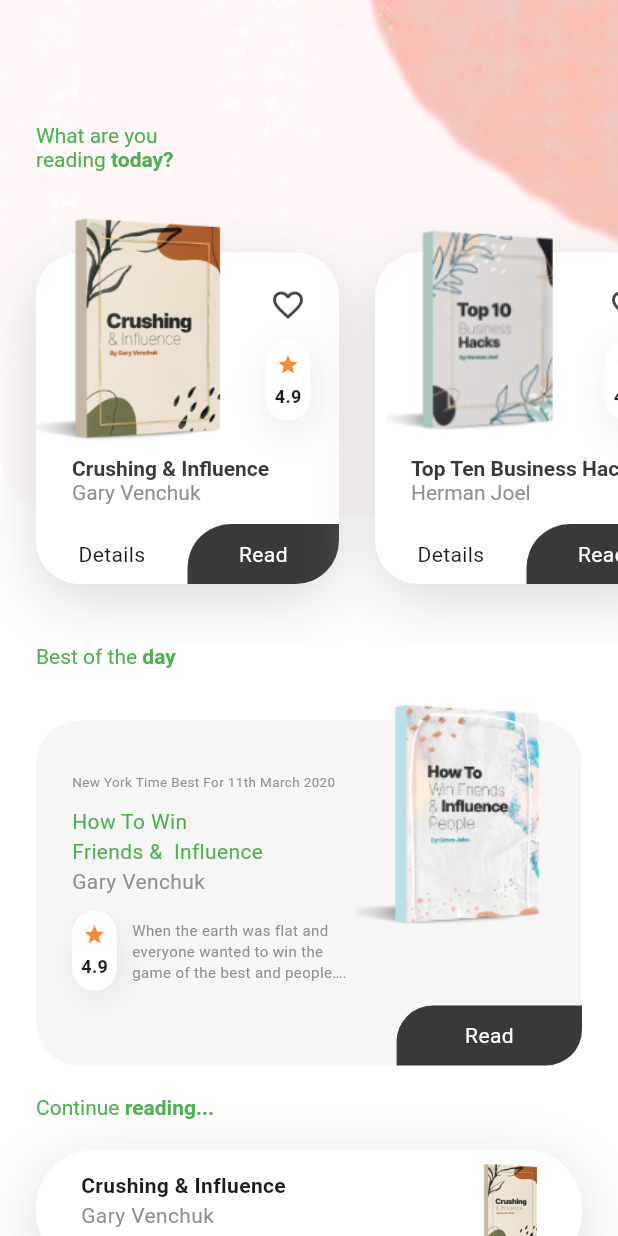
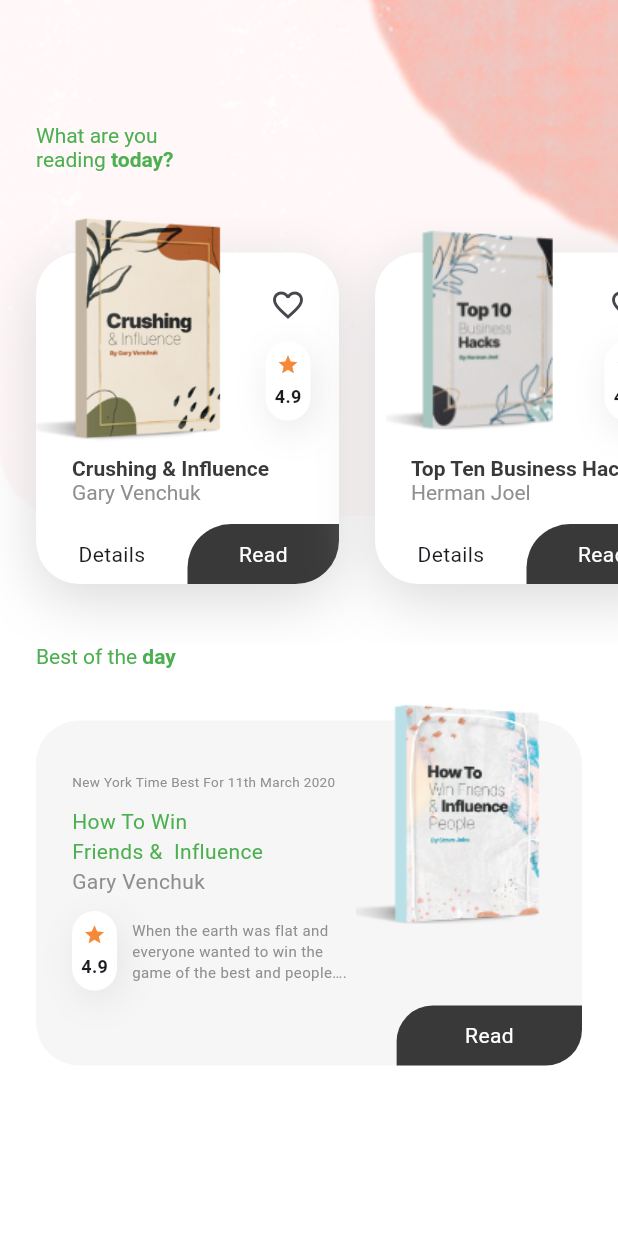
Before and after one commit to Mina-Heshmat1/Books_App_view, a Flutter app: the screen it shows after launch, on a phone screen of 412 x 824 dp. Run offline on Flutter 3.47's test engine with Material 3 defaults, Android fonts, the phone set to English and light mode, and no system bars; missing offline and left inert: floating_chat_button.

Commit message:
to coummit

```diff
--- a/lib/screens/home_screen.dart
+++ b/lib/screens/home_screen.dart
@@ -1,7 +1,5 @@
-
 
 import 'package:flutter/material.dart';
-
 import '../consttants.dart';
 import '../widgets/book_rating.dart';
 import '../widgets/reading_card_list.dart';
@@ -98,98 +96,98 @@ class HomeScreen extends StatelessWidget {
                           ),
                         ),
                         bestOfTheDayCard(size, context),
-                        RichText(
-                          text: const TextSpan(
-                            style: TextStyle(color: Colors.green),
-                            children: [
-                              TextSpan(text: "Continue "),
-                              TextSpan(
-                                text: "reading...",
-                                style: TextStyle(fontWeight: FontWeight.bold),
-                              ),
-                            ],
-                          ),
-                        ),
+                        // RichText(
+                        //   text: const TextSpan(
+                        //     style: TextStyle(color: Colors.green),
+                        //     children: [
+                        //       TextSpan(text: "Continue "),
+                        //       TextSpan(
+                        //         text: "reading...",
+                        //         style: TextStyle(fontWeight: FontWeight.bold),
+                        //       ),
+                        //     ],
+                        //   ),
+                        // ),
                         const SizedBox(height: 20),
-                        Container(
-                          height: 80,
-                          width: double.infinity,
-                          decoration: BoxDecoration(
-                            color: Colors.white,
-                            borderRadius: BorderRadius.circular(38.5),
-                            boxShadow: [
-                              BoxShadow(
-                                offset: const Offset(0, 10),
-                                blurRadius: 33,
-                                color: const Color(0xFFD3D3D3).withOpacity(.84),
-                              ),
-                            ],
-                          ),
-                          child: ClipRRect(
-                            borderRadius: BorderRadius.circular(38.5),
-                            child: Column(
-                              crossAxisAlignment: CrossAxisAlignment.start,
-                              children: <Widget>[
-                                Expanded(
-                                  child: Padding(
-                                    padding:
-                                        const EdgeInsets.only(left: 30, right: 20),
-                                    child: Row(
-                                      children: <Widget>[
-                                        const Expanded(
-                                          child: Column(
-                                            mainAxisAlignment:
-                                                MainAxisAlignment.end,
-                                            crossAxisAlignment:
-                                                CrossAxisAlignment.start,
-                                            children: <Widget>[
-                                              Text(
-                                                "Crushing & Influence",
-                                                style: TextStyle(
-                                                  fontWeight: FontWeight.bold,
-                                                ),
-                                              ),
-                                              Text(
-                                                "Gary Venchuk",
-                                                style: TextStyle(
-                                                  color: kLightBlackColor,
-                                                ),
-                                              ),
-                                              Align(
-                                                alignment:
-                                                    Alignment.bottomRight,
-                                                child: Text(
-                                                  "Chapter 7 of 10",
-                                                  style: TextStyle(
-                                                    fontSize: 10,
-                                                    color: kLightBlackColor,
-                                                  ),
-                                                ),
-                                              ),
-                                              SizedBox(height: 5),
-                                            ],
-                                          ),
-                                        ),
-                                        Image.asset(
-                                          "assets/images/book-1.png",
-                                          width: 55,
-                                        )
-                                      ],
-                                    ),
-                                  ),
-                                ),
-                                Container(
-                                  height: 7,
-                                  width: size.width * .65,
-                                  decoration: BoxDecoration(
-                                    color: kProgressIndicator,
-                                    borderRadius: BorderRadius.circular(7),
-                                  ),
-                                ),
-                              ],
-                            ),
-                          ),
-                        ),
+                        // Container(
+                        //   height: 80,
+                        //   width: double.infinity,
+                        //   decoration: BoxDecoration(
+                        //     color: Colors.white,
+                        //     borderRadius: BorderRadius.circular(38.5),
+                        //     boxShadow: [
+                        //       BoxShadow(
+                        //         offset: const Offset(0, 10),
+                        //         blurRadius: 33,
+                        //         color: const Color(0xFFD3D3D3).withOpacity(.84),
+                        //       ),
+                        //     ],
+                        //   ),
+                        //   child: ClipRRect(
+                        //     borderRadius: BorderRadius.circular(38.5),
+                        //     child: Column(
+                        //       crossAxisAlignment: CrossAxisAlignment.start,
+                        //       children: <Widget>[
+                        //         Expanded(
+                        //           child: Padding(
+                        //             padding:
+                        //                 const EdgeInsets.only(left: 30, right: 20),
+                        //             child: Row(
+                        //               children: <Widget>[
+                        //                 const Expanded(
+                        //                   child: Column(
+                        //                     mainAxisAlignment:
+                        //                         MainAxisAlignment.end,
+                        //                     crossAxisAlignment:
+                        //                         CrossAxisAlignment.start,
+                        //                     children: <Widget>[
+                        //                       Text(
+                        //                         "Crushing & Influence",
+                        //                         style: TextStyle(
+                        //                           fontWeight: FontWeight.bold,
+                        //                         ),
+                        //                       ),
+                        //                       Text(
+                        //                         "Gary Venchuk",
+                        //                         style: TextStyle(
+                        //                           color: kLightBlackColor,
+                        //                         ),
+                        //                       ),
+                        //                       Align(
+                        //                         alignment:
+                        //                             Alignment.bottomRight,
+                        //                         child: Text(
+                        //                           "Chapter 7 of 10",
+                        //                           style: TextStyle(
+                        //                             fontSize: 10,
+                        //                             color: kLightBlackColor,
+                        //                           ),
+                        //                         ),
+                        //                       ),
+                        //                       SizedBox(height: 5),
+                        //                     ],
+                        //                   ),
+                        //                 ),
+                        //                 Image.asset(
+                        //                   "assets/images/book-1.png",
+                        //                   width: 55,
+                        //                 )
+                        //               ],
+                        //             ),
+                        //           ),
+                        //         ),
+                        //         Container(
+                        //           height: 7,
+                        //           width: size.width * .65,
+                        //           decoration: BoxDecoration(
+                        //             color: kProgressIndicator,
+                        //             borderRadius: BorderRadius.circular(7),
+                        //           ),
+                        //         ),
+                        //       ],
+                        //     ),
+                        //   ),
+                        // ),
                         const SizedBox(height: 40),
                       ],
                     ),
```
